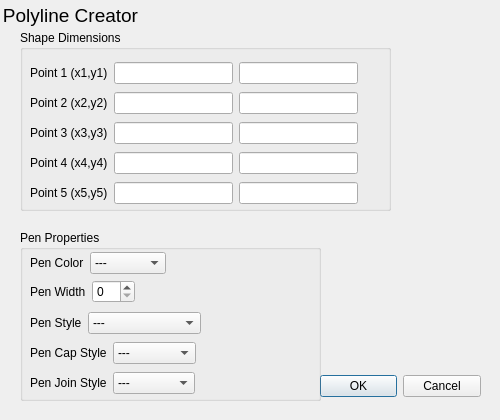
Qt form QTPROJECT/addpolyline.ui (camwolff02/CS1C_2D_Graphics_Modeler) before a commit.
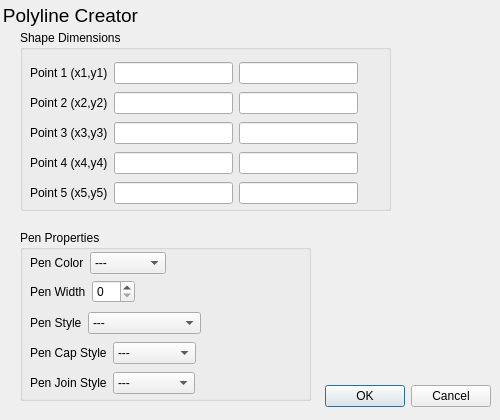
The same form after that commit.

What changed in the file:
```diff
--- a/QTPROJECT/addpolyline.ui
+++ b/QTPROJECT/addpolyline.ui
@@ -13,22 +13,6 @@
   <property name="windowTitle">
    <string>Dialog</string>
   </property>
-  <widget class="QDialogButtonBox" name="buttonBox">
-   <property name="geometry">
-    <rect>
-     <x>320</x>
-     <y>370</y>
-     <width>161</width>
-     <height>32</height>
-    </rect>
-   </property>
-   <property name="orientation">
-    <enum>Qt::Horizontal</enum>
-   </property>
-   <property name="standardButtons">
-    <set>QDialogButtonBox::Cancel|QDialogButtonBox::Ok</set>
-   </property>
-  </widget>
   <widget class="QLabel" name="title">
    <property name="geometry">
     <rect>
@@ -185,7 +169,7 @@
     <rect>
      <x>20</x>
      <y>230</y>
-     <width>301</width>
+     <width>291</width>
      <height>171</height>
     </rect>
    </property>
@@ -442,6 +426,22 @@
     </layout>
    </widget>
   </widget>
+  <widget class="QDialogButtonBox" name="buttonBox">
+   <property name="geometry">
+    <rect>
+     <x>150</x>
+     <y>380</y>
+     <width>341</width>
+     <height>32</height>
+    </rect>
+   </property>
+   <property name="orientation">
+    <enum>Qt::Horizontal</enum>
+   </property>
+   <property name="standardButtons">
+    <set>QDialogButtonBox::Cancel|QDialogButtonBox::Ok</set>
+   </property>
+  </widget>
  </widget>
  <resources/>
  <connections/>
```
Left out of the diff: 2 changed lines with no effect on the pictures.
